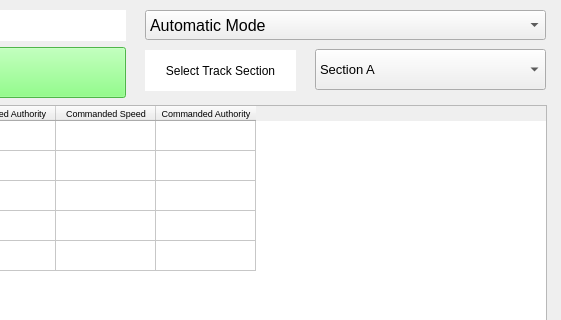
Qt form module-wayside-controller/wayside-controller-QT/wayside_controller.ui (connor-marsh/ECE1140ChooChoo) before a commit; both pictures show x 265 to 826 and y 0 to 320 of the 826 by 600 pixel window.
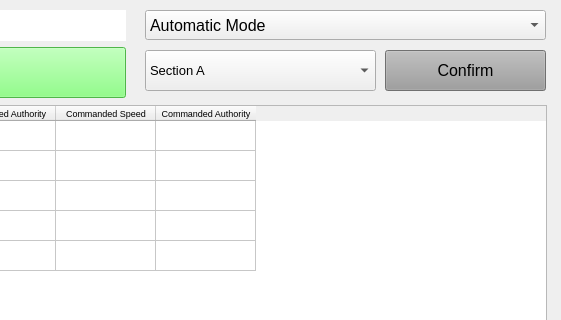
The same form after that commit.

Commit message: Added confirmation button, made functions to extract and update data in the ui tables.

The edit to the form file:
```diff
--- a/module-wayside-controller/wayside-controller-QT/wayside_controller.ui
+++ b/module-wayside-controller/wayside-controller-QT/wayside_controller.ui
@@ -343,8 +343,8 @@
    <widget class="QComboBox" name="section_select_combo_box">
     <property name="geometry">
      <rect>
-      <x>580</x>
-      <y>49</y>
+      <x>410</x>
+      <y>50</y>
       <width>231</width>
       <height>41</height>
      </rect>
@@ -373,23 +373,25 @@
      </property>
     </item>
    </widget>
-   <widget class="QLabel" name="select_track_label">
+   <widget class="QPushButton" name="confirm_button">
     <property name="geometry">
      <rect>
-      <x>410</x>
+      <x>650</x>
       <y>50</y>
-      <width>151</width>
+      <width>161</width>
       <height>41</height>
      </rect>
     </property>
+    <property name="font">
+     <font>
+      <pointsize>12</pointsize>
+     </font>
+    </property>
     <property name="styleSheet">
-     <string notr="true">background-color: rgb(255, 255, 255);</string>
+     <string notr="true">background-color: rgb(157, 157, 157);</string>
     </property>
     <property name="text">
-     <string>Select Track Section</string>
-    </property>
-    <property name="alignment">
-     <set>Qt::AlignCenter</set>
+     <string>Confirm</string>
     </property>
    </widget>
   </widget>
```
Left out of the diff: 58 changed lines with no effect on the pictures. The commit also changes 4 other files.
